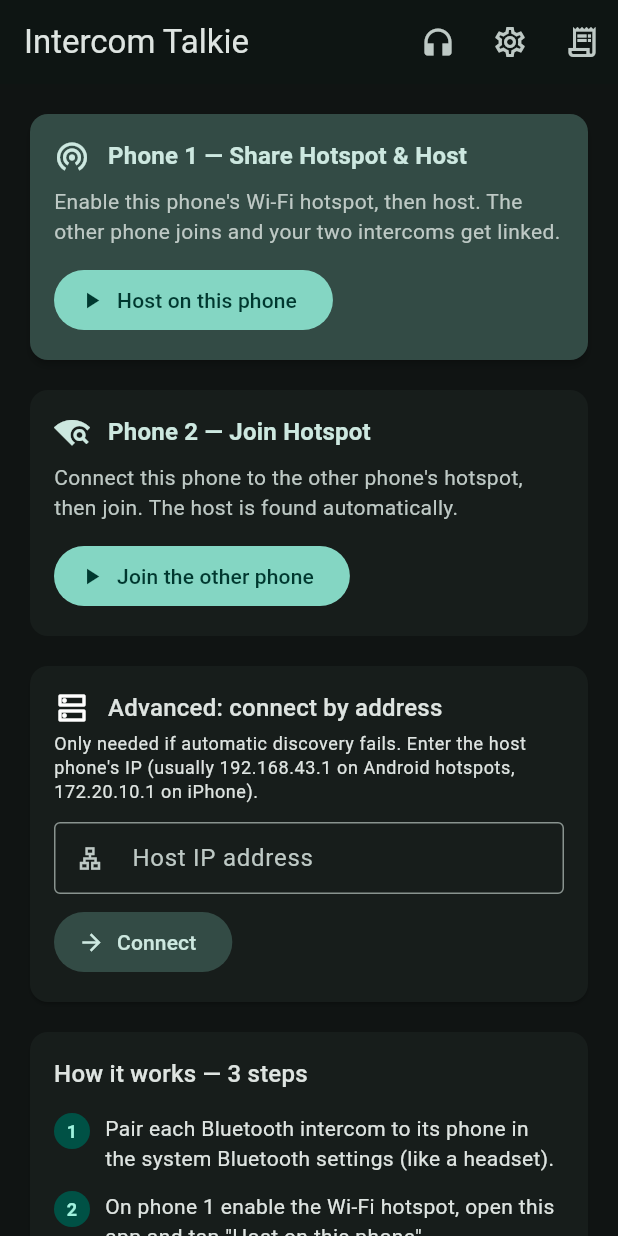
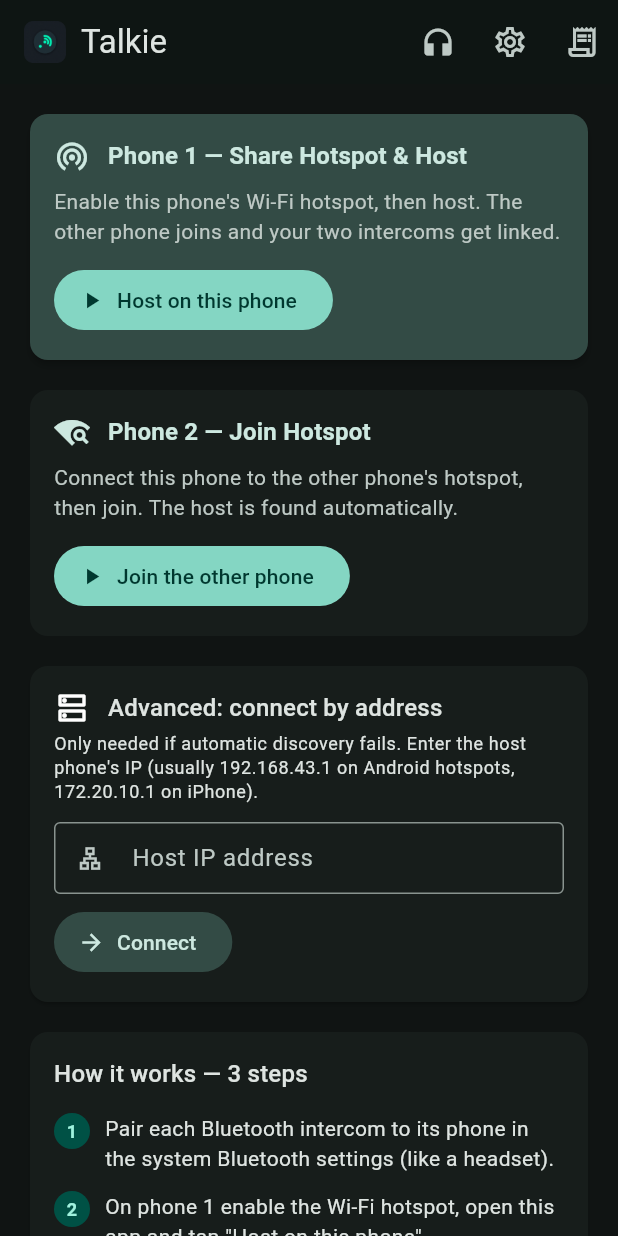
Before and after one commit to niranjanrimal25/intercom-talkie, a Flutter app: the screen it shows after launch, on a phone screen of 412 x 824 dp. Run offline on Flutter 3.47's test engine with Material 3 defaults, Android fonts, the phone set to English and light mode, and no system bars; our stand-ins replace permission_handler, shared_preferences; missing offline and left inert: flutter_webrtc.

Commit message:
feat: rename app to Talkie + custom radio-waves logo
Name (user-visible only — applicationId/bundle id/Dart package unchanged):
- Android launcher label, iOS CFBundleDisplayName/CFBundleName → Talkie
- MaterialApp title, AppBar (now with the logo), foreground-service
  title, notification channel name, guide/settings text, README,
  widget test expectation

Logo (generated radio-waves icon: two phones joined by teal arcs):
- design/logo_master.png — 1280px master
- Android: legacy launcher PNGs (48–192px) + adaptive icon
  (mipmap-anydpi-v26: colored background layer, full-bleed foreground,
  monochrome themed-icon layer for Android 13+)
- New status-bar small icon ic_stat_talkie (white glyph vector) used by
  the foreground service notification instead of the system phone icon
- iOS: all 15 AppIcon sizes regenerated from the master (opaque, no
  alpha)
- assets/logo.png (256px rounded) shown in the AppBar; pubspec assets

Co-authored-by: arena-agent <297053741+arena-agent@users.noreply.github.com>

```diff
--- a/lib/engine/intercom_engine.dart
+++ b/lib/engine/intercom_engine.dart
@@ -1111,7 +1111,7 @@ class IntercomEngine extends ChangeNotifier {
     bridge.onEvent = handleNativeEvent;
     _lastNotifiedMicOpen = false;
     await bridge.startForegroundService(
-      title: 'Intercom Talkie',
+      title: 'Talkie',
       text: _serviceText(),
     );
     await bridge.setKeepScreenOn(settings.keepScreenOn);
--- a/lib/main.dart
+++ b/lib/main.dart
@@ -18,7 +18,7 @@ Future<void> main() async {
 
   final engine = IntercomEngine(settings: settings);
 
-  AppLog.instance.i('boot', 'Intercom Talkie starting');
+  AppLog.instance.i('boot', 'Talkie starting');
 
   runApp(IntercomApp(engine: engine));
 }
@@ -31,7 +31,7 @@ class IntercomApp extends StatelessWidget {
   @override
   Widget build(BuildContext context) {
     return MaterialApp(
-      title: 'Intercom Talkie',
+      title: 'Talkie',
       debugShowCheckedModeBanner: false,
       theme: ThemeData(
         brightness: Brightness.dark,
--- a/lib/ui/home_screen.dart
+++ b/lib/ui/home_screen.dart
@@ -75,7 +75,14 @@ class _HomeScreenState extends State<HomeScreen> {
   Widget build(BuildContext context) {
     return Scaffold(
       appBar: AppBar(
-        title: const Text('Intercom Talkie'),
+        title: Row(
+          mainAxisSize: MainAxisSize.min,
+          children: [
+            Image.asset('assets/logo.png', width: 28, height: 28),
+            const SizedBox(width: 10),
+            const Text('Talkie'),
+          ],
+        ),
         centerTitle: false,
         actions: [
           IconButton(
@@ -237,8 +244,8 @@ class _WaitingBanner extends StatelessWidget {
             ),
             const SizedBox(height: 4),
             Text(
-              'On the other phone: connect to this hotspot, open Intercom '
-              'Talkie and tap "Join the other phone".',
+              'On the other phone: connect to this hotspot, open Talkie '
+              'and tap "Join the other phone".',
               textAlign: TextAlign.center,
               style: Theme.of(context).textTheme.bodySmall,
             ),
--- a/lib/ui/settings_screen.dart
+++ b/lib/ui/settings_screen.dart
@@ -167,7 +167,7 @@ class _SettingsScreenState extends State<SettingsScreen> {
                     ScaffoldMessenger.of(context).showSnackBar(
                       const SnackBar(
                           content: Text(
-                              'Open Android Settings → Apps → Intercom Talkie '
+                              'Open Android Settings → Apps → Talkie '
                               '→ Battery to allow background use.')),
                     );
                   }
--- a/pubspec.yaml
+++ b/pubspec.yaml
@@ -34,3 +34,6 @@ dev_dependencies:
 
 flutter:
   uses-material-design: true
+
+  assets:
+    - assets/logo.png
```
Also changed, not shown: assets/logo.png (added), design/logo_master.png (added), 36 other files.
